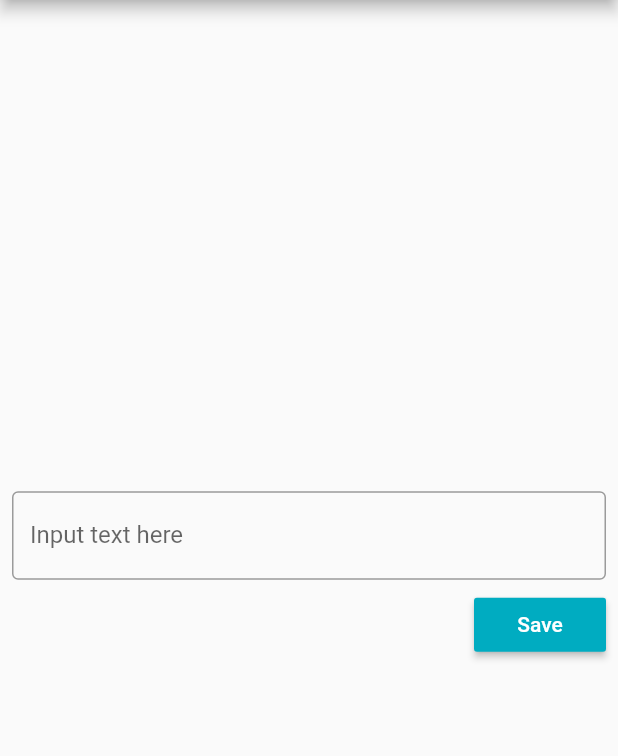
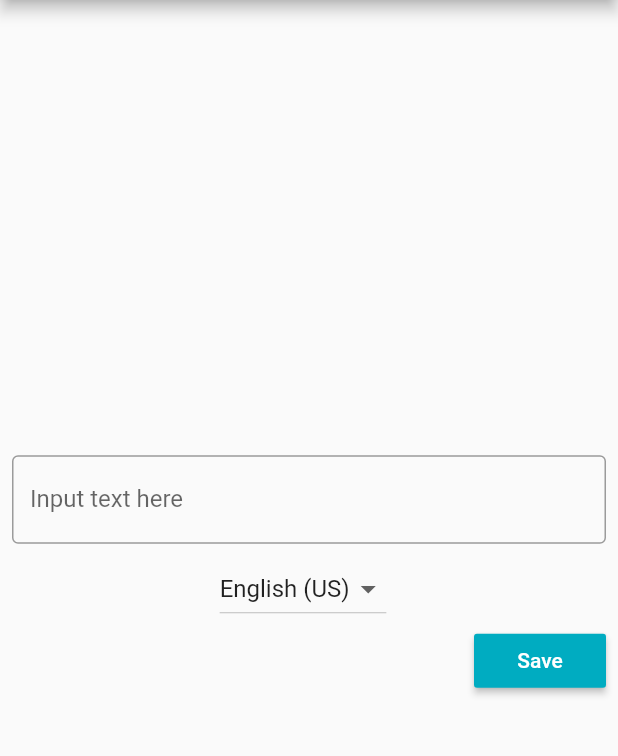
Before and after one commit to k5trismegistus/Pembroke, a Flutter app: the AddCardPage screen opened directly, on a phone screen of 412 x 824 dp, the part 84-840 px from its top. Run offline on Flutter 3.47's test engine with Material 2 defaults, Android fonts, the phone set to English and light mode, and no system bars; our stand-ins replace flutter_tts, sqflite; missing offline and left inert: simple_permissions, speech_recognition; accounts and stored records are empty.

Commit message:
:sparkles: Select language of card

```diff
--- a/lib/constants/constants.dart
+++ b/lib/constants/constants.dart
@@ -1,9 +1,11 @@
 const LANGUAGES = const [
-  const Language('Francais', 'fr_FR'),
-  const Language('English', 'en_US'),
-  const Language('Pусский', 'ru_RU'),
-  const Language('Italiano', 'it_IT'),
-  const Language('Español', 'es_ES'),
+  const Language('English (US)', 'en-US'),
+  const Language('English (UK)', 'en-UK'),
+  const Language('日本語', 'ja-JP'),
+  const Language('Francais', 'fr-FR'),
+  const Language('Pусский', 'ru-RU'),
+  const Language('Italiano', 'it-IT'),
+  const Language('Español', 'es-ES'),
 ];
 
 class Language {
--- a/lib/pages/add_card_page.dart
+++ b/lib/pages/add_card_page.dart
@@ -1,5 +1,6 @@
 import 'package:flutter/cupertino.dart';
 import 'package:flutter/material.dart';
+import 'package:pembroke/constants/constants.dart';
 import 'package:pembroke/pages/card_list_page.dart';
 import 'package:pembroke/repositories/card_repository.dart';
 import 'package:pembroke/models/card.dart' as models;
@@ -11,12 +12,14 @@ class AddCardPage extends StatefulWidget {
 
 class _AddCardPageState extends State<AddCardPage> {
   String _inputtingText = '';
+  // マジックナンバー
+  Language _language = LANGUAGES[0];
   final CardRepository cardRepository = new CardRepository();
 
   void onSaveCard() async {
     final card = new models.Card(
       text: _inputtingText,
-      language: 'en_US',
+      language: _language.code,
     );
 
     await cardRepository.insertCard(card);
@@ -54,6 +57,25 @@ class _AddCardPageState extends State<AddCardPage> {
               ),
             ),
             Padding(
+              padding:EdgeInsets.only(right:8),
+              child: DropdownButton<Language>(
+                value: _language,
+                onChanged: (Language newValue) {
+                  setState(() {
+                    _language = newValue;
+                  });
+                },
+                items: LANGUAGES
+                  .map<DropdownMenuItem<Language>>((Language value) {
+                    return DropdownMenuItem<Language>(
+                      value: value,
+                      child: Text(value.name),
+                    );
+                  })
+                  .toList(),
+              )
+            ),
+            Padding(
               padding: EdgeInsets.only(right:8),
               child: Align(
                 alignment: Alignment.topRight,
--- a/lib/utils/text_to_speech.dart
+++ b/lib/utils/text_to_speech.dart
@@ -25,6 +25,10 @@ class TextToSpeech {
     _flutterTts = new FlutterTts();
   }
 
+  Future checkIsLanguageAvailable(Language lang) async {
+    return await _flutterTts.isLanguageAvailable(lang.code);
+  }
+
   Future speak(String text, Language lang) async{
     await _flutterTts.setLanguage(lang.code);
     await _flutterTts.speak(text);
```
Also changed, not shown: lib/pages/show_card_page.dart (+21 -1 lines).
